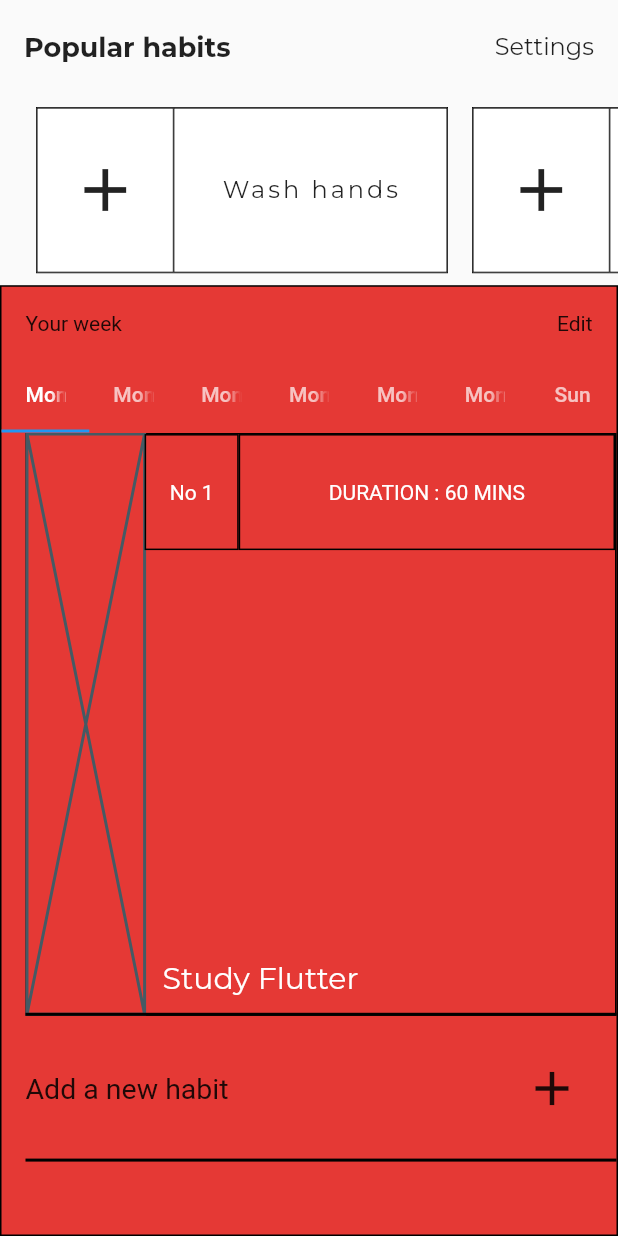
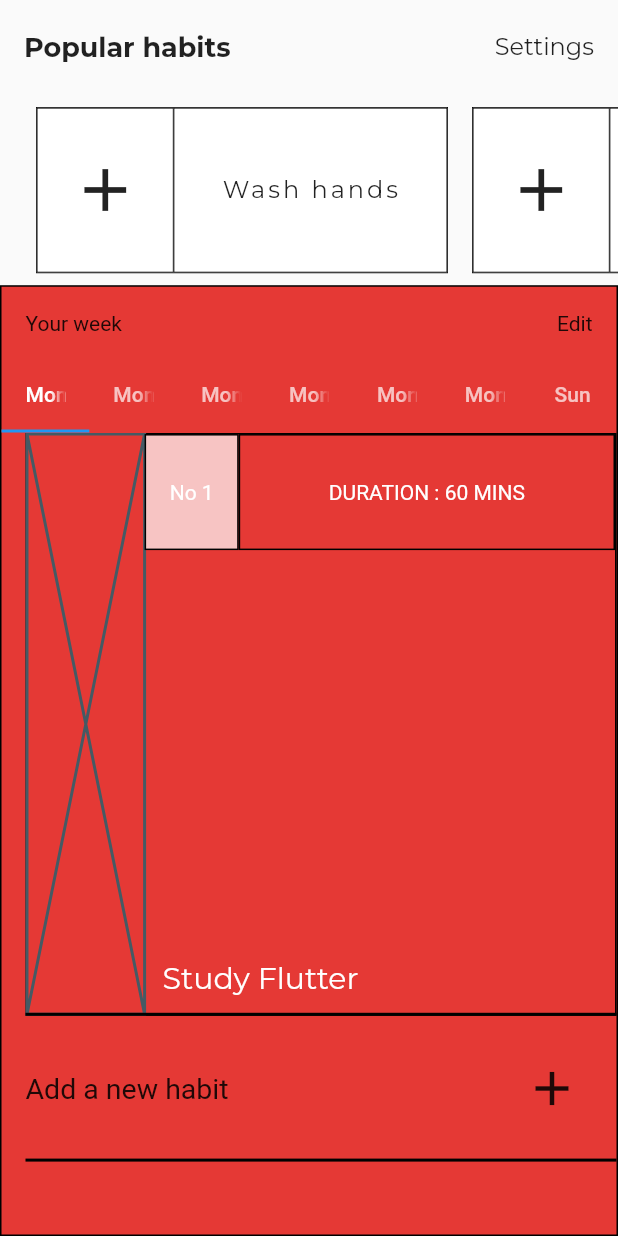
Before and after one commit to JAICHANGPARK/flutter_notebook_5th_story, a Flutter app: the screen it shows after launch, on a phone screen of 412 x 824 dp. Run offline on Flutter 3.47's test engine with Material 2 defaults, Android fonts, the phone set to English and light mode, and no system bars; our stand-ins replace google_fonts, local_auth, page_transition, sleek_circular_slider; missing offline and left inert: calendar_strip.

Commit message:
Update habit_main_page.dart

```diff
--- a/lib/ep443_habit_app/habit_main_page.dart
+++ b/lib/ep443_habit_app/habit_main_page.dart
@@ -214,7 +214,8 @@ class _HabitMainPageState extends State<HabitMainPage> with TickerProviderStateM
                                               Expanded(
                                                 flex: 2,
                                                 child: Container(
-                                                  decoration: BoxDecoration(border: Border.all()),
+                                                  decoration: BoxDecoration(border: Border.all(),
+                                                  color: Colors.white.withOpacity(0.7)),
                                                   child: Center(
                                                     child: Text(
                                                       "No 1",
```
